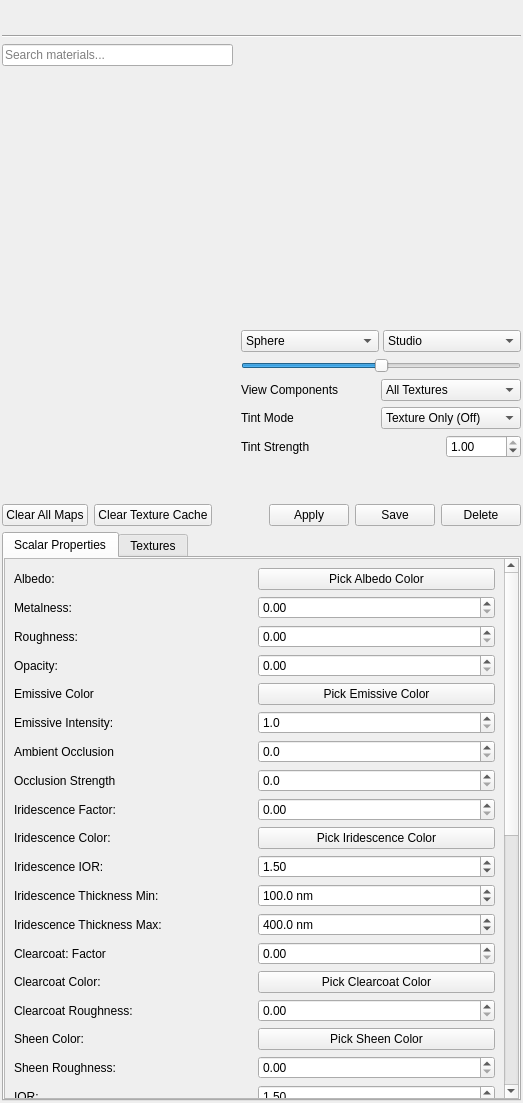
Above: ui/MaterialPropertiesPanel.ui from 01Hub/ModelViewer before the change. Below: the same form after it.
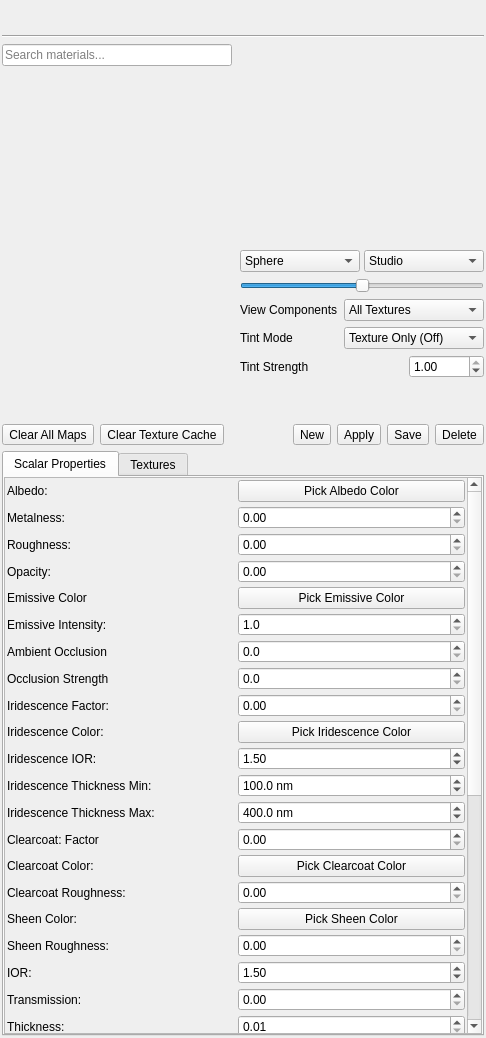
That is the form after the change. Icons and pictures are not drawn. Custom widgets are drawn as their Qt base class.

Commit message: Refactor material system, unify UI, and update resources

The edit to the form file:
```diff
--- a/ui/MaterialPropertiesPanel.ui
+++ b/ui/MaterialPropertiesPanel.ui
@@ -7,8 +7,8 @@
    <rect>
     <x>0</x>
     <y>0</y>
-    <width>523</width>
-    <height>1103</height>
+    <width>486</width>
+    <height>1038</height>
    </rect>
   </property>
   <property name="sizePolicy">
@@ -21,6 +21,9 @@
    <string>Material Editor</string>
   </property>
   <layout class="QVBoxLayout" name="mainLayout">
+   <property name="spacing">
+    <number>6</number>
+   </property>
    <property name="leftMargin">
     <number>2</number>
    </property>
@@ -171,7 +174,7 @@
          </property>
          <property name="minimumSize">
           <size>
-           <width>225</width>
+           <width>200</width>
            <height>0</height>
           </size>
          </property>
@@ -180,7 +183,7 @@
       </layout>
      </item>
      <item>
-      <layout class="QVBoxLayout" name="previewLayout">
+      <layout class="QVBoxLayout" name="previewLayout" stretch="0,0,0,0,0,0,0">
        <property name="spacing">
         <number>6</number>
        </property>
@@ -206,8 +209,8 @@
          </property>
          <property name="minimumSize">
           <size>
-           <width>280</width>
-           <height>280</height>
+           <width>200</width>
+           <height>200</height>
           </size>
          </property>
         </widget>
@@ -479,17 +482,43 @@
    <item>
     <layout class="QHBoxLayout" name="buttonLayout">
      <item>
-      <widget class="QPushButton" name="pushButtonClearAllMaps">
+      <widget class="QToolButton" name="toolButtonClearAllMaps">
+       <property name="toolTip">
+        <string>Clear all maps from the material and mesh</string>
+       </property>
        <property name="text">
         <string>Clear All Maps</string>
        </property>
+       <property name="icon">
+        <iconset resource="../ModelViewer.qrc">
+         <normaloff>:/icons/res/clear_all_maps.png</normaloff>:/icons/res/clear_all_maps.png</iconset>
+       </property>
+       <property name="iconSize">
+        <size>
+         <width>36</width>
+         <height>36</height>
+        </size>
+       </property>
       </widget>
      </item>
      <item>
-      <widget class="QPushButton" name="pushButtonClearTextureCache">
+      <widget class="QToolButton" name="toolButtonClearTextureCache">
+       <property name="toolTip">
+        <string>Clear the texture cache</string>
+       </property>
        <property name="text">
         <string>Clear Texture Cache</string>
        </property>
+       <property name="icon">
+        <iconset resource="../ModelViewer.qrc">
+         <normaloff>:/icons/res/clear_texture_cache.png</normaloff>:/icons/res/clear_texture_cache.png</iconset>
+       </property>
+       <property name="iconSize">
+        <size>
+         <width>36</width>
+         <height>36</height>
+        </size>
+       </property>
       </widget>
      </item>
      <item>
@@ -509,24 +538,83 @@
       </spacer>
      </item>
      <item>
-      <widget class="QPushButton" name="applyButton">
+      <widget class="QToolButton" name="newButton">
+       <property name="toolTip">
+        <string>Create new material</string>
+       </property>
+       <property name="text">
+        <string>New</string>
+       </property>
+       <property name="icon">
+        <iconset resource="../ModelViewer.qrc">
+         <normaloff>:/icons/res/new.png</normaloff>:/icons/res/new.png</iconset>
+       </property>
+       <property name="iconSize">
+        <size>
+         <width>36</width>
+         <height>36</height>
+        </size>
+       </property>
+      </widget>
+     </item>
+     <item>
+      <widget class="QToolButton" name="applyButton">
+       <property name="toolTip">
+        <string>Apply material to selected mesh</string>
+       </property>
        <property name="text">
         <string>Apply</string>
        </property>
+       <property name="icon">
+        <iconset resource="../ModelViewer.qrc">
+         <normaloff>:/icons/res/apply.png</normaloff>:/icons/res/apply.png</iconset>
+       </property>
+       <property name="iconSize">
+        <size>
+         <width>36</width>
+         <height>36</height>
+        </size>
+       </property>
       </widget>
      </item>
      <item>
-      <widget class="QPushButton" name="saveButton">
+      <widget class="QToolButton" name="saveButton">
+       <property name="toolTip">
+        <string>Save material to user library</string>
+       </property>
        <property name="text">
         <string>Save</string>
        </property>
+       <property name="icon">
+        <iconset resource="../ModelViewer.qrc">
+         <normaloff>:/icons/res/save.png</normaloff>:/icons/res/save.png</iconset>
+       </property>
+       <property name="iconSize">
+        <size>
+         <width>36</width>
+         <height>36</height>
+        </size>
+       </property>
       </widget>
      </item>
      <item>
-      <widget class="QPushButton" name="deleteButton">
+      <widget class="QToolButton" name="deleteButton">
+       <property name="toolTip">
+        <string>Delete user defined material</string>
+       </property>
        <property name="text">
         <string>Delete</string>
        </property>
+       <property name="icon">
+        <iconset resource="../ModelViewer.qrc">
+         <normaloff>:/icons/res/delete.png</normaloff>:/icons/res/delete.png</iconset>
+       </property>
+       <property name="iconSize">
+        <size>
+         <width>36</width>
+         <height>36</height>
+        </size>
+       </property>
       </widget>
      </item>
     </layout>
@@ -574,12 +662,27 @@
           <property name="geometry">
            <rect>
             <x>0</x>
-            <y>-767</y>
-            <width>499</width>
-            <height>1246</height>
+            <y>0</y>
+            <width>462</width>
+            <height>1160</height>
            </rect>
           </property>
           <layout class="QGridLayout" name="gridLayout_4">
+           <property name="leftMargin">
+            <number>2</number>
+           </property>
+           <property name="topMargin">
+            <number>2</number>
+           </property>
+           <property name="rightMargin">
+            <number>2</number>
+           </property>
+           <property name="bottomMargin">
+            <number>2</number>
+           </property>
+           <property name="spacing">
+            <number>4</number>
+           </property>
            <item row="14" column="0">
             <widget class="QLabel" name="lblClearcoatcolor">
              <property name="text">
```
Left out of the diff: 6 changed lines with no effect on the pictures. The commit also changes 13 other files.
